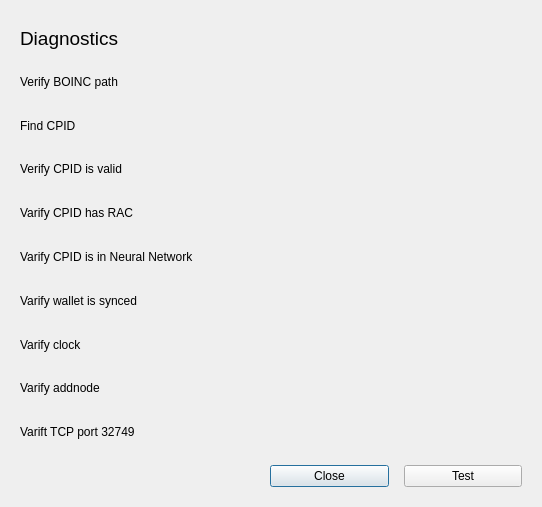
gridcoin-community/Gridcoin-Research, file src/qt/forms/diagnosticsdialog.ui: the form before one commit.
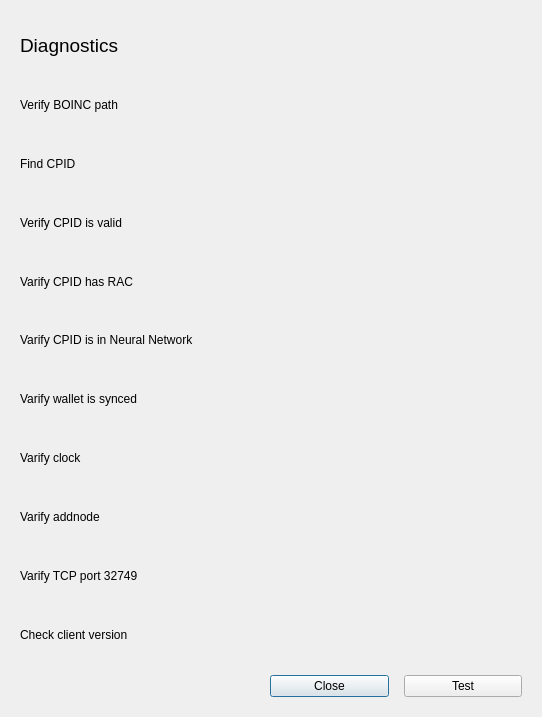
The form after the commit.

Commit message: Add version check and redo async networking

The edit to the form file:
```diff
--- a/src/qt/forms/diagnosticsdialog.ui
+++ b/src/qt/forms/diagnosticsdialog.ui
@@ -7,7 +7,7 @@
     <x>0</x>
     <y>0</y>
     <width>542</width>
-    <height>507</height>
+    <height>717</height>
    </rect>
   </property>
   <property name="windowTitle">
@@ -19,7 +19,7 @@
      <x>0</x>
      <y>0</y>
      <width>542</width>
-     <height>507</height>
+     <height>717</height>
     </rect>
    </property>
    <layout class="QVBoxLayout" name="verticalLayout">
@@ -42,7 +42,7 @@
      <number>20</number>
     </property>
     <item>
-     <layout class="QGridLayout" name="gridLayout" rowminimumheight="30,30,30,30,30,30,30,30,30,30,0">
+     <layout class="QGridLayout" name="gridLayout" rowminimumheight="50,50,50,50,50,50,50,50,50,50,50">
       <property name="sizeConstraint">
        <enum>QLayout::SetMinimumSize</enum>
       </property>
@@ -323,7 +323,7 @@
       <item row="9" column="0">
        <widget class="QLabel" name="label_11">
         <property name="text">
-         <string>Varift TCP port 32749</string>
+         <string>Varify TCP port 32749</string>
         </property>
        </widget>
       </item>
@@ -349,6 +349,32 @@
         </property>
        </widget>
       </item>
+      <item row="10" column="0">
+       <widget class="QLabel" name="label">
+        <property name="text">
+         <string>Check client version</string>
+        </property>
+       </widget>
+      </item>
+      <item row="10" column="1">
+       <widget class="QLabel" name="checkClientVersionResultLbl">
+        <property name="sizePolicy">
+         <sizepolicy hsizetype="MinimumExpanding" vsizetype="Preferred">
+          <horstretch>0</horstretch>
+          <verstretch>0</verstretch>
+         </sizepolicy>
+        </property>
+        <property name="minimumSize">
+         <size>
+          <width>200</width>
+          <height>0</height>
+         </size>
+        </property>
+        <property name="text">
+         <string/>
+        </property>
+       </widget>
+      </item>
      </layout>
     </item>
     <item>
```
The commit also changes 2 other files.
